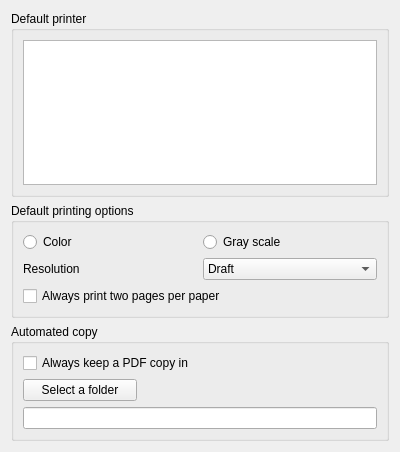
Qt form plugins/printerplugin/printerpreferences.ui (FreeHealth/freehealth) before a commit.
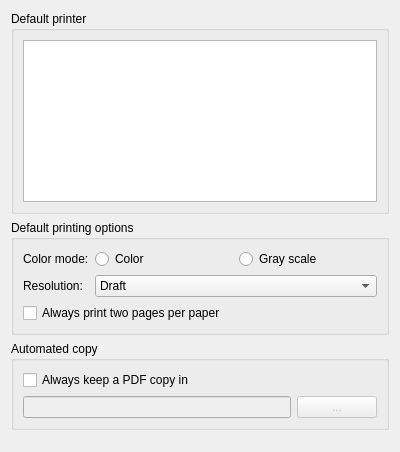
The same form after that commit.

Commit message: printer preferencet UI improvement

Diff of the .ui file:
```diff
--- a/plugins/printerplugin/printerpreferences.ui
+++ b/plugins/printerplugin/printerpreferences.ui
@@ -39,62 +39,6 @@
      </layout>
     </widget>
    </item>
-   <item row="1" column="0">
-    <widget class="QGroupBox" name="groupBox_2">
-     <property name="title">
-      <string>Default printing options</string>
-     </property>
-     <layout class="QGridLayout" name="gridLayout_3">
-      <item row="1" column="0">
-       <widget class="QLabel" name="label_3">
-        <property name="text">
-         <string>Resolution</string>
-        </property>
-       </widget>
-      </item>
-      <item row="1" column="1">
-       <widget class="QComboBox" name="resolutionCombo">
-        <item>
-         <property name="text">
-          <string>Draft</string>
-         </property>
-        </item>
-        <item>
-         <property name="text">
-          <string>Normal</string>
-         </property>
-        </item>
-        <item>
-         <property name="text">
-          <string>High</string>
-         </property>
-        </item>
-       </widget>
-      </item>
-      <item row="0" column="0">
-       <widget class="QRadioButton" name="colorBox">
-        <property name="text">
-         <string>Color</string>
-        </property>
-       </widget>
-      </item>
-      <item row="0" column="1">
-       <widget class="QRadioButton" name="grayBox">
-        <property name="text">
-         <string>Gray scale</string>
-        </property>
-       </widget>
-      </item>
-      <item row="2" column="0" colspan="2">
-       <widget class="QCheckBox" name="nupBox">
-        <property name="text">
-         <string>Always print two pages per paper</string>
-        </property>
-       </widget>
-      </item>
-     </layout>
-    </widget>
-   </item>
    <item row="2" column="0">
     <widget class="QGroupBox" name="pdfGroupBox">
      <property name="enabled">
@@ -114,20 +58,26 @@
         </property>
        </widget>
       </item>
-      <item row="3" column="0" colspan="3">
+      <item row="3" column="0" colspan="2">
        <widget class="QLineEdit" name="folderName">
         <property name="enabled">
-         <bool>true</bool>
+         <bool>false</bool>
         </property>
        </widget>
       </item>
-      <item row="2" column="0">
+      <item row="3" column="2">
        <widget class="QPushButton" name="selectFolderButton">
         <property name="enabled">
-         <bool>true</bool>
+         <bool>false</bool>
+        </property>
+        <property name="sizePolicy">
+         <sizepolicy hsizetype="Maximum" vsizetype="Fixed">
+          <horstretch>0</horstretch>
+          <verstretch>0</verstretch>
+         </sizepolicy>
         </property>
         <property name="text">
-         <string>Select a folder</string>
+         <string>...</string>
         </property>
        </widget>
       </item>
@@ -147,6 +97,73 @@
      </property>
     </spacer>
    </item>
+   <item row="1" column="0">
+    <widget class="QGroupBox" name="groupBox_2">
+     <property name="title">
+      <string>Default printing options</string>
+     </property>
+     <layout class="QFormLayout" name="formLayout">
+      <item row="0" column="0">
+       <widget class="QLabel" name="label">
+        <property name="text">
+         <string>Color mode:</string>
+        </property>
+       </widget>
+      </item>
+      <item row="0" column="1">
+       <layout class="QHBoxLayout" name="horizontalLayout">
+        <item>
+         <widget class="QRadioButton" name="colorBox">
+          <property name="text">
+           <string>Color</string>
+          </property>
+         </widget>
+        </item>
+        <item>
+         <widget class="QRadioButton" name="grayBox">
+          <property name="text">
+           <string>Gray scale</string>
+          </property>
+         </widget>
+        </item>
+       </layout>
+      </item>
+      <item row="1" column="0">
+       <widget class="QLabel" name="label_3">
+        <property name="text">
+         <string>Resolution:</string>
+        </property>
+       </widget>
+      </item>
+      <item row="1" column="1">
+       <widget class="QComboBox" name="resolutionCombo">
+        <item>
+         <property name="text">
+          <string>Draft</string>
+         </property>
+        </item>
+        <item>
+         <property name="text">
+          <string>Normal</string>
+         </property>
+        </item>
+        <item>
+         <property name="text">
+          <string>High</string>
+         </property>
+        </item>
+       </widget>
+      </item>
+      <item row="2" column="0" colspan="2">
+       <widget class="QCheckBox" name="nupBox">
+        <property name="text">
+         <string>Always print two pages per paper</string>
+        </property>
+       </widget>
+      </item>
+     </layout>
+    </widget>
+   </item>
   </layout>
  </widget>
  <resources/>
```
Left out of the diff: 35 changed lines with no effect on the pictures. The commit also changes 1 other file.
